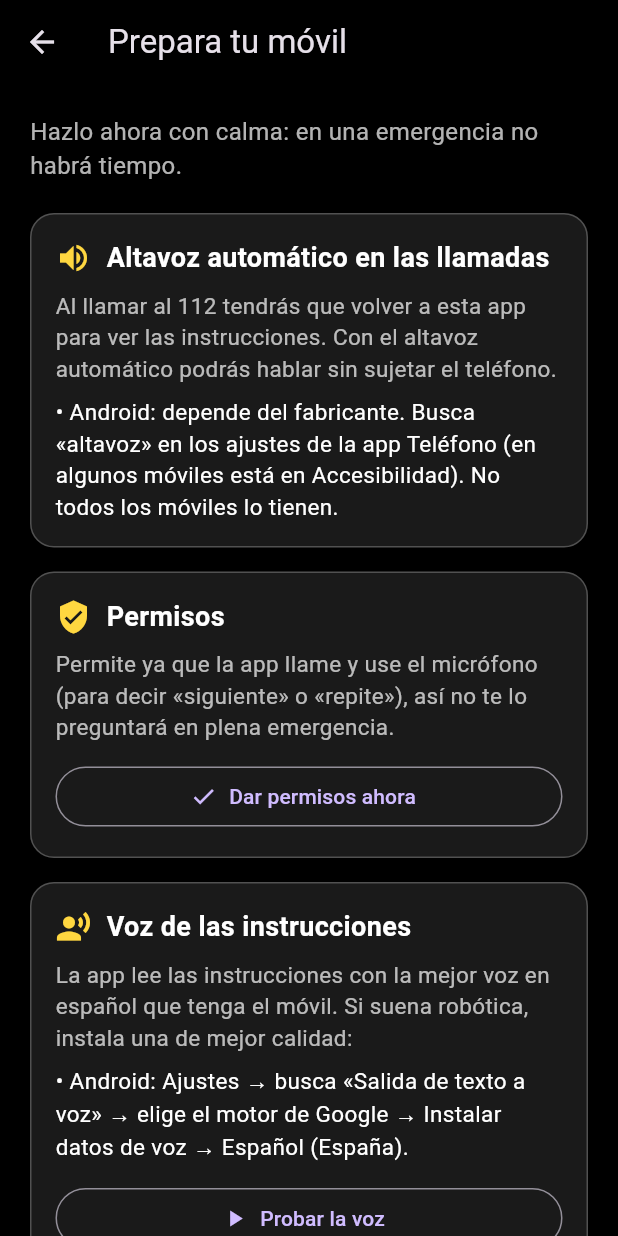
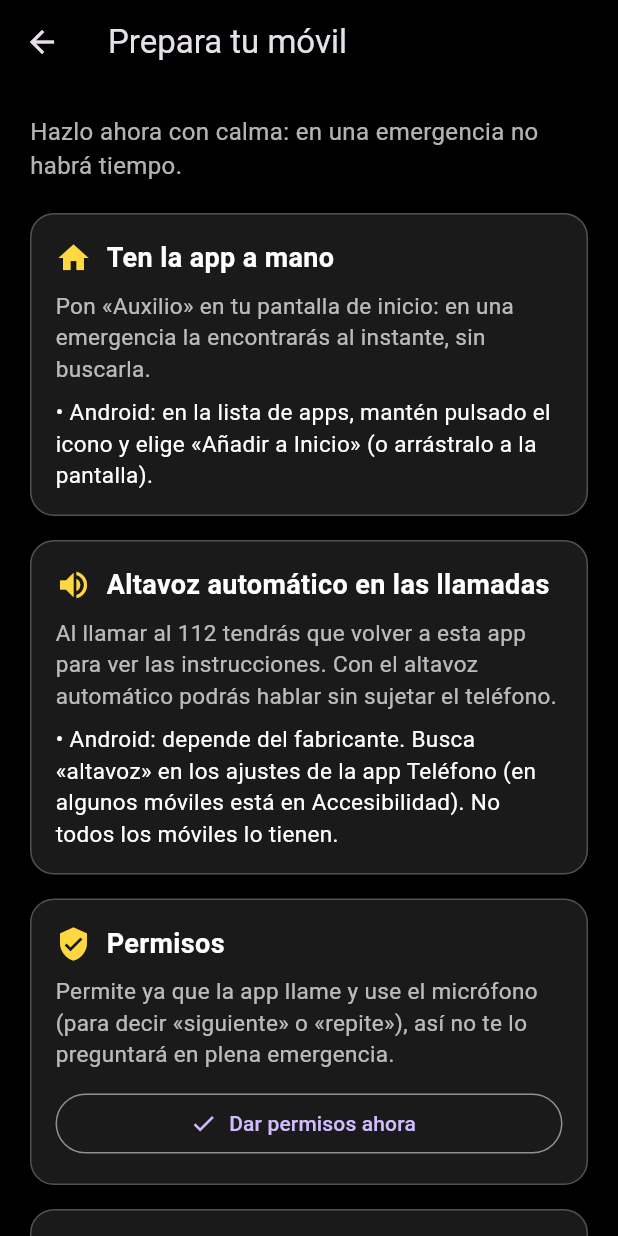
Before and after one commit to adridani/primeros-auxilios-app, a Flutter app: the screen it shows after launch, after a tap on "Prepara tu móvil para una emergencia", on a phone screen of 412 x 824 dp. Run offline on Flutter 3.47's test engine with Material 3 defaults, Android fonts, the phone set to English and light mode, and no system bars; our stand-ins replace audioplayers, flutter_tts, permission_handler, speech_to_text; missing offline and left inert: flutter_phone_direct_caller, volume_controller.

Commit message:
Icono "Pulso", nombre Auxilio, nuevo identificador y aviso legal
- Icono adaptativo (fondo, frente y monocromo) en Android, iOS y web;
  diseños en design/icono/.
- Nombre bajo el icono "Auxilio"; identificador
  com.adridani.primerosauxilios en Android e iOS.
- "Prepara tu móvil": nueva sección para tener la app en la pantalla
  de inicio.
- Nueva pantalla "Aviso y créditos": aviso de que no sustituye al 112,
  privacidad, atribución de las imágenes y licencias del software.
- Quitados los permisos de Bluetooth, que no se usan.
- README reescrito.

Co-Authored-By: Claude Opus 5.5 <noreply@anthropic.com>

```diff
--- a/lib/main.dart
+++ b/lib/main.dart
@@ -44,7 +44,9 @@ class PrimerosAuxiliosApp extends StatelessWidget {
   @override
   Widget build(BuildContext context) {
     return MaterialApp(
-      title: 'Primeros Auxilios',
+      // El mismo nombre que bajo el icono: es el que sale en la lista
+      // de apps abiertas de Android.
+      title: 'Auxilio',
       debugShowCheckedModeBanner: false,
       theme: ThemeData.dark(),
       navigatorKey: navigatorKey,
--- a/lib/screens/emergency_confirmation_screen.dart
+++ b/lib/screens/emergency_confirmation_screen.dart
@@ -1,4 +1,5 @@
 import 'package:flutter/material.dart';
+import 'about_screen.dart';
 import 'prepare_phone_screen.dart';
 
 /// Primera pantalla que ve el usuario al abrir la app.
@@ -99,6 +100,16 @@ class EmergencyConfirmationScreen extends StatelessWidget {
                         style: TextStyle(color: Colors.white54, fontSize: 14),
                       ),
                     ),
+                    TextButton(
+                      onPressed: () => Navigator.of(context).push(
+                        MaterialPageRoute(builder: (_) => const AboutScreen()),
+                      ),
+                      child: const Text(
+                        'Guía orientativa: no sustituye al 112.\nAviso y créditos',
+                        textAlign: TextAlign.center,
+                        style: TextStyle(color: Colors.white38, fontSize: 13),
+                      ),
+                    ),
                   ],
                 ),
               ),
--- a/lib/screens/prepare_phone_screen.dart
+++ b/lib/screens/prepare_phone_screen.dart
@@ -54,6 +54,12 @@ class _PreparePhoneScreenState extends State<PreparePhoneScreen> {
 
   @override
   Widget build(BuildContext context) {
+    final homeScreenSteps = <String>[
+      if (_isIOS || !_isAndroid)
+        'iPhone: en la Biblioteca de apps, mantén pulsado el icono y elige «Añadir a la pantalla de inicio».',
+      if (_isAndroid || !_isIOS)
+        'Android: en la lista de apps, mantén pulsado el icono y elige «Añadir a Inicio» (o arrástralo a la pantalla).',
+    ];
     final speakerSteps = <String>[
       if (_isIOS || !_isAndroid)
         'iPhone: Ajustes → Accesibilidad → Tocar → Enrutamiento de audio de llamadas → Altavoz.',
@@ -79,6 +85,13 @@ class _PreparePhoneScreenState extends State<PreparePhoneScreen> {
               style: TextStyle(color: Colors.white70, fontSize: 16),
             ),
             const SizedBox(height: 20),
+            _Section(
+              icon: Icons.home,
+              title: 'Ten la app a mano',
+              text:
+                  'Pon «Auxilio» en tu pantalla de inicio: en una emergencia la encontrarás al instante, sin buscarla.',
+              steps: homeScreenSteps,
+            ),
             _Section(
               icon: Icons.volume_up,
               title: 'Altavoz automático en las llamadas',
--- a/pubspec.yaml
+++ b/pubspec.yaml
@@ -1,5 +1,5 @@
 name: primeros_auxilios_app
-description: "A new Flutter project."
+description: "Auxilio: guía de primeros auxilios paso a paso para emergencias."
 # The following line prevents the package from being accidentally published to
 # pub.dev using `flutter pub publish`. This is preferred for private packages.
 publish_to: 'none' # Remove this line if you wish to publish to pub.dev
```
Also changed, not shown: lib/screens/about_screen.dart (added, +105 -0 lines), design/icono/icono_completo.svg (added), design/icono/icono_fondo.svg (added), design/icono/icono_frente.svg (added), design/icono/icono_monocromo.svg (added), design/icono/icono_redondeado.svg (added), design/icono/play_store_512.png (added), 54 other files.
